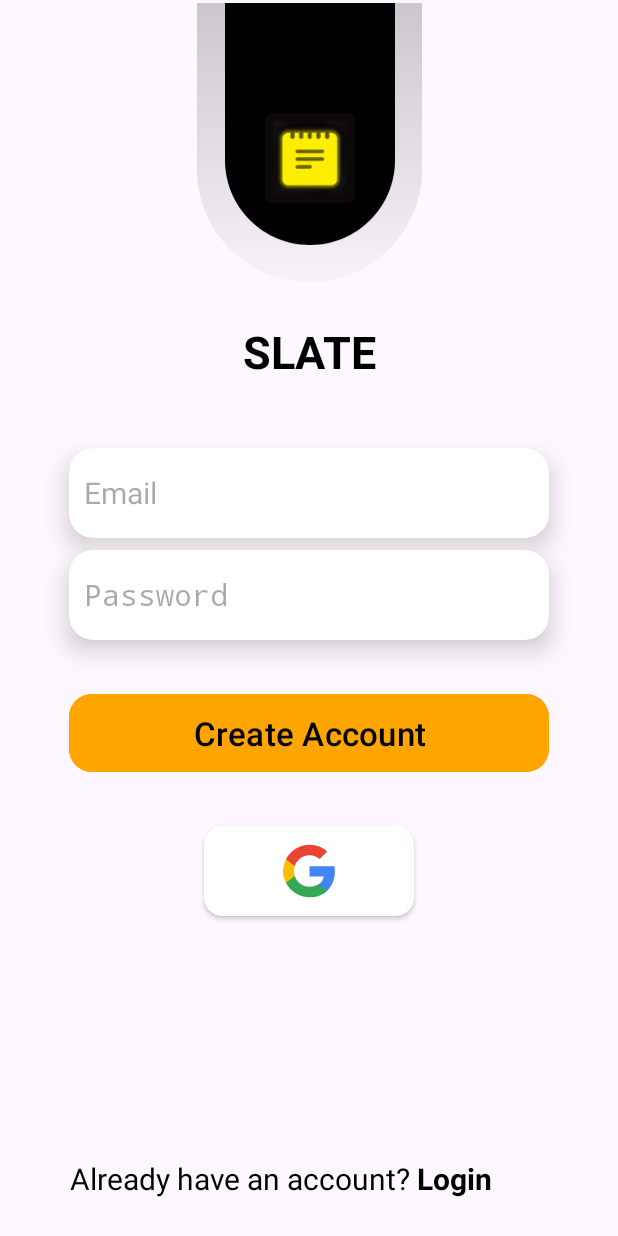
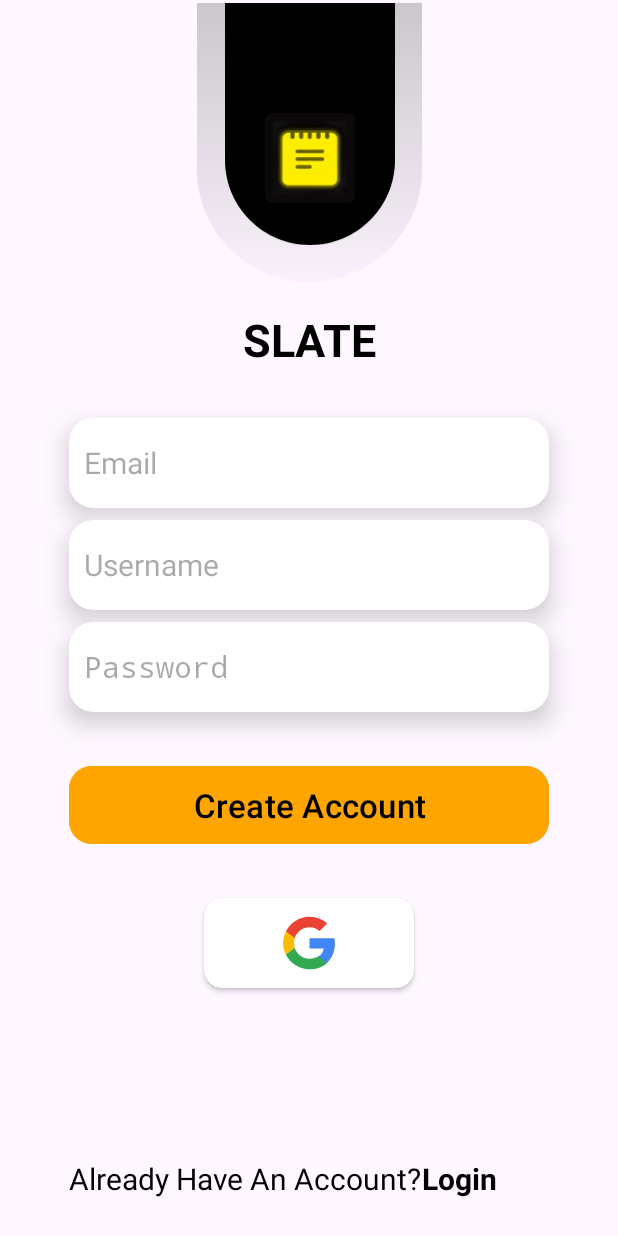
Before and after one commit to PiyushJT/Slate, an Android app: the RegisterActivity screen opened directly, with no data from a screen before it, after a tap on "Create Account", on a phone screen of 412 x 824 dp. Run offline under Robolectric (Android 15) with nearby library versions, the light colour scheme and no system bars.

Commit message:
enhanced ux for creating account

```diff
--- a/app/src/main/java/com/piyushjt/projects/slate_notes/RegisterActivity.kt
+++ b/app/src/main/java/com/piyushjt/projects/slate_notes/RegisterActivity.kt
@@ -3,35 +3,52 @@ package com.piyushjt.projects.slate_notes
 import android.content.Intent
 import androidx.appcompat.app.AppCompatActivity
 import android.os.Bundle
-import android.os.Handler
-import android.view.animation.AnimationUtils
 import android.widget.Toast
 import com.piyushjt.projects.slate_notes.databinding.ActivityRegisterBinding
 
 class RegisterActivity : AppCompatActivity() {
     private lateinit var binding: ActivityRegisterBinding
     override fun onCreate(savedInstanceState: Bundle?) {
-
         binding = ActivityRegisterBinding.inflate(layoutInflater)
-
         super.onCreate(savedInstanceState)
         setContentView(binding.root)
 
+        // Creating account
+        binding.createAccountBtn.setOnClickListener {
 
-        binding.createAccountBtn.setOnClickListener {
+            // getting user details
             val email = binding.emailRegister.text.toString()
+            val username = binding.usernameRegister.text.toString()
             val password = binding.passwordRegister.text.toString()
 
-            if (email.isNotEmpty() && password.isNotEmpty()) {
+            // checking for emptiness and nulls
+            if (email.isNotEmpty() && password.isNotEmpty() && username.isNotEmpty()) {
+                if (username != "null") {
+
+                    // account creation
                     MainActivity.auth.createUserWithEmailAndPassword(email, password)
                         .addOnCompleteListener {
+
+                            // success
                             if (it.isSuccessful) {
-                            startActivity(Intent(this, LoginActivity::class.java))
+                                startActivity(Intent(this, MainActivity::class.java))
                                 finish()
                             }
+
+                            // failure report
                         }.addOnFailureListener {
                             Toast.makeText(this, it.localizedMessage, Toast.LENGTH_LONG).show()
                         }
+                }
+
+                // if username is conflicted with default null
+                else{Toast.makeText(this, "username cannot be null", Toast.LENGTH_LONG).show()
+                }
+            }
+
+            // if all the details are not provided
+            else{
+                Toast.makeText(this, "Please fill all the details", Toast.LENGTH_LONG).show()
             }
         }
 
--- a/app/src/main/res/layout/activity_register.xml
+++ b/app/src/main/res/layout/activity_register.xml
@@ -51,7 +51,7 @@
         android:id="@+id/firebase"
         android:layout_width="wrap_content"
         android:layout_height="wrap_content"
-        android:layout_marginTop="24dp"
+        android:layout_marginTop="16dp"
         android:gravity="center_horizontal|top"
         android:lineSpacingExtra="-8sp"
         android:text="@string/app_name"
@@ -67,10 +67,10 @@
         android:id="@+id/cardView"
         android:layout_width="320dp"
         android:layout_height="60dp"
-        android:layout_marginTop="44dp"
+        android:layout_marginTop="32dp"
+        android:backgroundTint="@color/background"
         app:cardCornerRadius="16dp"
         app:cardElevation="10dp"
-        android:backgroundTint="@color/background"
         app:layout_constraintEnd_toEndOf="parent"
         app:layout_constraintStart_toStartOf="parent"
         app:layout_constraintTop_toBottomOf="@+id/firebase">
@@ -97,6 +97,39 @@
     </androidx.cardview.widget.CardView>
 
     <androidx.cardview.widget.CardView
+        android:id="@+id/cardView3"
+        android:layout_width="320dp"
+        android:layout_height="60dp"
+        android:layout_marginTop="8dp"
+        android:backgroundTint="@color/background"
+        app:cardCornerRadius="16dp"
+        app:cardElevation="10dp"
+        app:layout_constraintEnd_toEndOf="parent"
+        app:layout_constraintStart_toStartOf="parent"
+        app:layout_constraintTop_toBottomOf="@+id/cardView">
+
+        <androidx.constraintlayout.widget.ConstraintLayout
+            android:layout_width="match_parent"
+            android:layout_height="match_parent">
+
+            <EditText
+                android:id="@+id/usernameRegister"
+                android:layout_width="300dp"
+                android:layout_height="match_parent"
+                android:background="@android:color/transparent"
+                android:hint="@string/username"
+                android:inputType="textEmailAddress"
+                android:textSize="20sp"
+                app:layout_constraintBottom_toBottomOf="parent"
+                app:layout_constraintEnd_toEndOf="parent"
+                app:layout_constraintStart_toStartOf="parent"
+                app:layout_constraintTop_toTopOf="parent" />
+
+        </androidx.constraintlayout.widget.ConstraintLayout>
+
+    </androidx.cardview.widget.CardView>
+
+    <androidx.cardview.widget.CardView
         android:id="@+id/cardView2"
         android:layout_width="320dp"
         android:layout_height="60dp"
@@ -106,7 +139,7 @@
         android:backgroundTint="@color/background"
         app:layout_constraintEnd_toEndOf="parent"
         app:layout_constraintStart_toStartOf="parent"
-        app:layout_constraintTop_toBottomOf="@+id/cardView">
+        app:layout_constraintTop_toBottomOf="@+id/cardView3">
 
         <androidx.constraintlayout.widget.ConstraintLayout
             android:layout_width="match_parent"
@@ -149,7 +182,7 @@
                 android:layout_width="wrap_content"
                 android:layout_height="36dp"
                 android:gravity="center_horizontal"
-                android:text="Already have an account? "
+                android:text="@string/already_have_account"
                 android:textColor="@color/textColor"
                 android:textSize="20sp"
                 app:layout_constraintBottom_toBottomOf="parent"
@@ -161,7 +194,7 @@
                 android:layout_width="wrap_content"
                 android:layout_height="36dp"
                 android:gravity="center_horizontal"
-                android:text="Login"
+                android:text="@string/login"
                 android:textStyle="bold"
                 android:textColor="@color/textColor"
                 android:textSize="20sp"
@@ -179,7 +212,7 @@
         android:layout_height="60dp"
         android:layout_marginTop="32dp"
         android:backgroundTint="@color/orange"
-        android:text="Create Account"
+        android:text="@string/create_account"
         android:textColor="@color/textColor"
         android:textSize="22sp"
         app:cornerRadius="15dp"
--- a/app/src/main/res/values/strings.xml
+++ b/app/src/main/res/values/strings.xml
@@ -1,6 +1,6 @@
 <resources>
 
-    <string name="no_data">Not Signed In</string>
+    <string name="no_data">null</string>
     <string name="sign_in">Sign In</string>
     <string name="sign_out">Sign Out</string>
     <string name="register">Register</string>
@@ -9,6 +9,7 @@
     <string name="dont_have_account">Don\'t Have An Account?</string>
     <string name="already_have_account">Already Have An Account?</string>
     <string name="email">Email</string>
+    <string name="username">Username</string>
     <string name="password">Password</string>
     <string name="create_account">Create Account</string>
 
```
Also changed, not shown: app/src/main/java/com/piyushjt/projects/slate_notes/MainActivity.kt (+26 -11 lines), app/src/main/res/layout/activity_main.xml (+14 -1 lines). Lines whose indentation alone changed are shown as unchanged.
